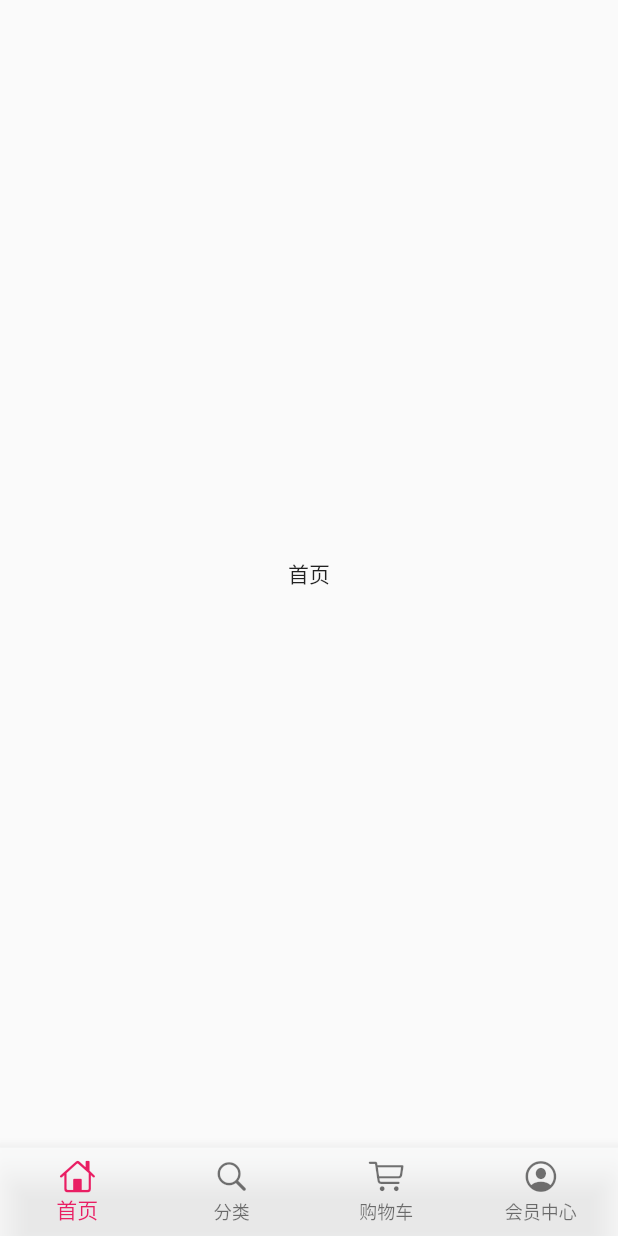
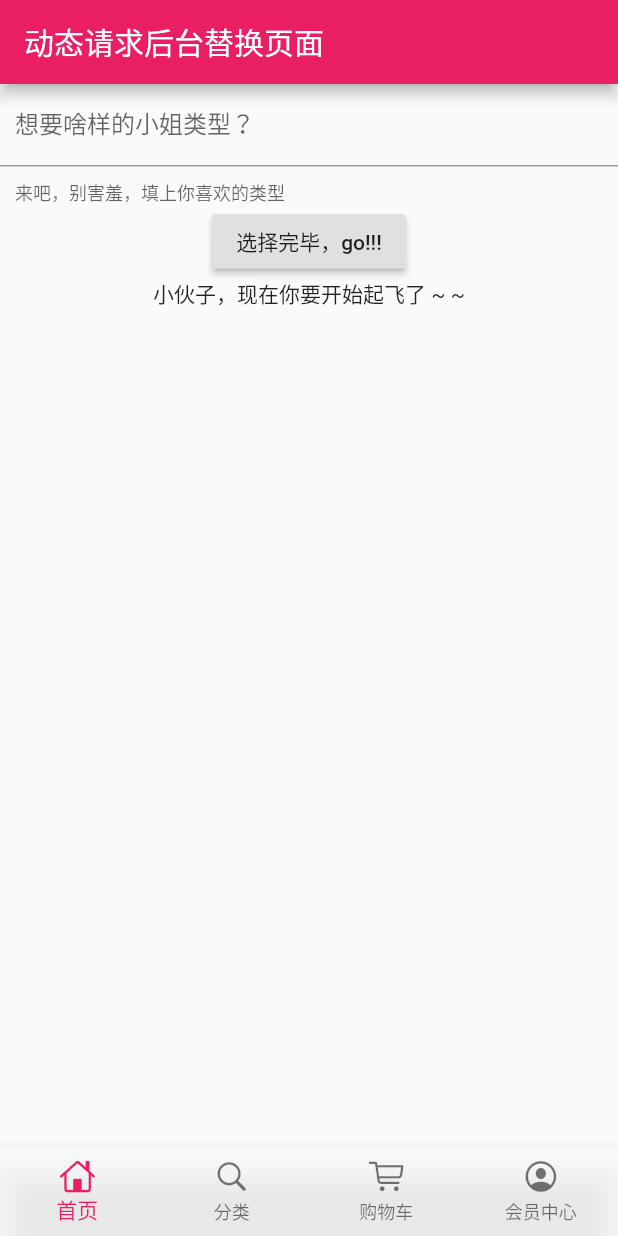
Before and after one commit to malongq/flutter_shop, a Flutter app: the screen it shows after launch, on a phone screen of 412 x 824 dp. Run offline on Flutter 3.47's test engine with Material 2 defaults, Android fonts, the phone set to English and light mode, and no system bars; our stand-ins replace dio.

Commit message:
Dio网络库使用

```diff
--- a/lib/pages/home_page.dart
+++ b/lib/pages/home_page.dart
@@ -1,14 +1,118 @@
 import 'package:flutter/material.dart';
+import 'package:dio/dio.dart';
 
-class HomePage extends StatelessWidget {
+class HomePage extends StatefulWidget {
+  @override
+  _HomePageState createState() => _HomePageState();
+}
+
+class _HomePageState extends State<HomePage> {
+
+  TextEditingController _controller = TextEditingController();
+  String showText = '小伙子，现在你要开始起飞了 ~ ~';
+
   @override
   Widget build(BuildContext context) {
     return Scaffold(
-      body: Center(
-        child: Text(
-          '首页'
+      appBar: AppBar(title: Text('动态请求后台替换页面'),),
+      body: Container(
+        child: Column(
+          children: <Widget>[
+            TextField(
+              controller: _controller,
+              decoration: InputDecoration(
+                contentPadding: EdgeInsets.all(10.0),
+                labelText: '想要啥样的小姐类型？',
+                helperText: '来吧，别害羞，填上你喜欢的类型'
+              ),
+              autofocus: false,
+            ),
+            RaisedButton(
+              onPressed: _clickAction,
+              child: Text('选择完毕，go!!!'),
+            ),
+            Text(
+              showText,
+              overflow: TextOverflow.ellipsis,
+              maxLines: 1,
+            )
+          ],
         ),
       ),
     );
   }
+
+  //点击请求时判断逻辑
+  void _clickAction(){
+    print('开始选择你要的小姐');
+    if(_controller.text.toString()==''){
+      showDialog(
+        context: context,
+        builder: (context)=>AlertDialog(title: Text('别不选啊，小伙子'),)
+      );
+    }else{
+      getRequest(_controller.text.toString()).then((onValue){
+        setState(() {
+          showText=onValue['data']['name'].toString();
+        });
+      });
+    }
+  }
+
+  //网络请求开始
+  Future getRequest(String inPutName) async{
+    try{
+      Response response;
+      var data = {'name':inPutName};
+      response = await Dio().get('https://www.easy-mock.com/mock/5c60131a4bed3a6342711498/baixing/dabaojian',queryParameters: data);
+      return response.data;
+    }catch(e){
+      return print(e);
+    }
+  }
+
 }
+
+
+
+
+
+
+
+
+
+
+
+
+
+
+
+
+//import 'package:flutter/material.dart';
+//import 'package:dio/dio.dart';
+//
+//class HomePage extends StatelessWidget {
+//  @override
+//  Widget build(BuildContext context) {
+//
+//    getRequest();
+//
+//    return Scaffold(
+//      body: Center(
+//        child: Text(
+//          '首页'
+//        ),
+//      ),
+//    );
+//  }
+//
+//  void getRequest()async {
+//    Response response;
+//    try{
+//      response = await Dio().get("https://www.easy-mock.com/mock/5c60131a4bed3a6342711498/baixing/dabaojian?name=大胸女");
+//      return print(response);
+//    }catch(e){
+//      print(e);
+//    }
+//  }
+//}
--- a/pubspec.yaml
+++ b/pubspec.yaml
@@ -23,6 +23,7 @@ dependencies:
   # The following adds the Cupertino Icons font to your application.
   # Use with the CupertinoIcons class for iOS style icons.
   cupertino_icons: ^0.1.2
+  dio: ^2.0.9
 
 dev_dependencies:
   flutter_test:
```
Also changed, not shown: pubspec.lock.
